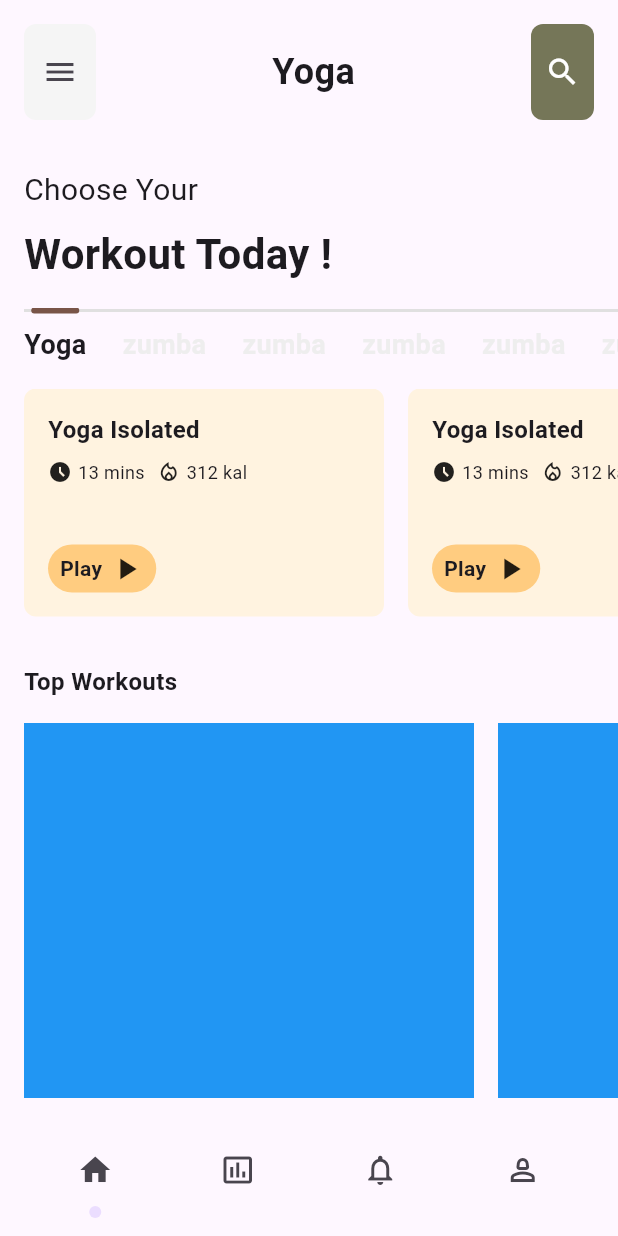
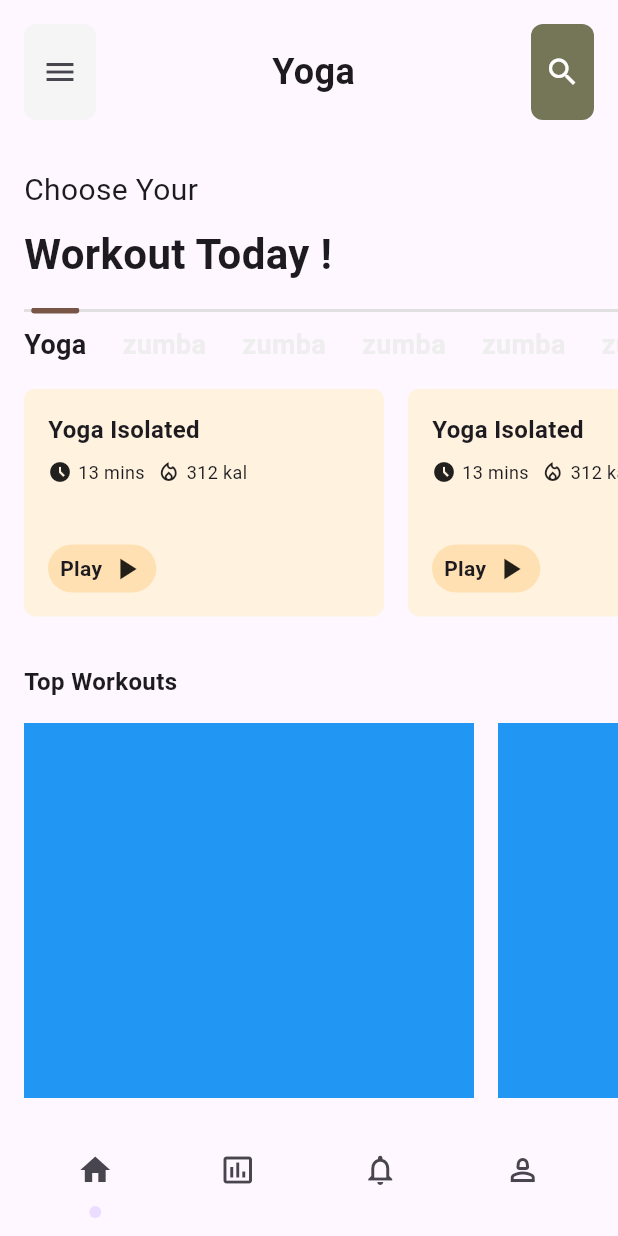
Before and after one commit to JAICHANGPARK/flutter_notebook_chapter_36, a Flutter app: the YogaHomePage screen opened directly, on a phone screen of 412 x 824 dp. Run offline on Flutter 3.47's test engine with Material 3 defaults, Android fonts, the phone set to English and light mode, and no system bars; our stand-ins replace gap.

Commit message:
Update yoga_home_page.dart

```diff
--- a/lib/ep1817_yoga_app/view/yoga_home_page.dart
+++ b/lib/ep1817_yoga_app/view/yoga_home_page.dart
@@ -287,7 +287,7 @@ class _YogaHomePageState extends State<YogaHomePage> {
                           Spacer(),
                           Container(
                             decoration: BoxDecoration(
-                              color: Colors.orange[200]!,
+                              color: Colors.orange[100]!,
                               borderRadius: BorderRadius.circular(32),
                             ),
                             padding: EdgeInsets.symmetric(horizontal: 8, vertical: 4),
```
